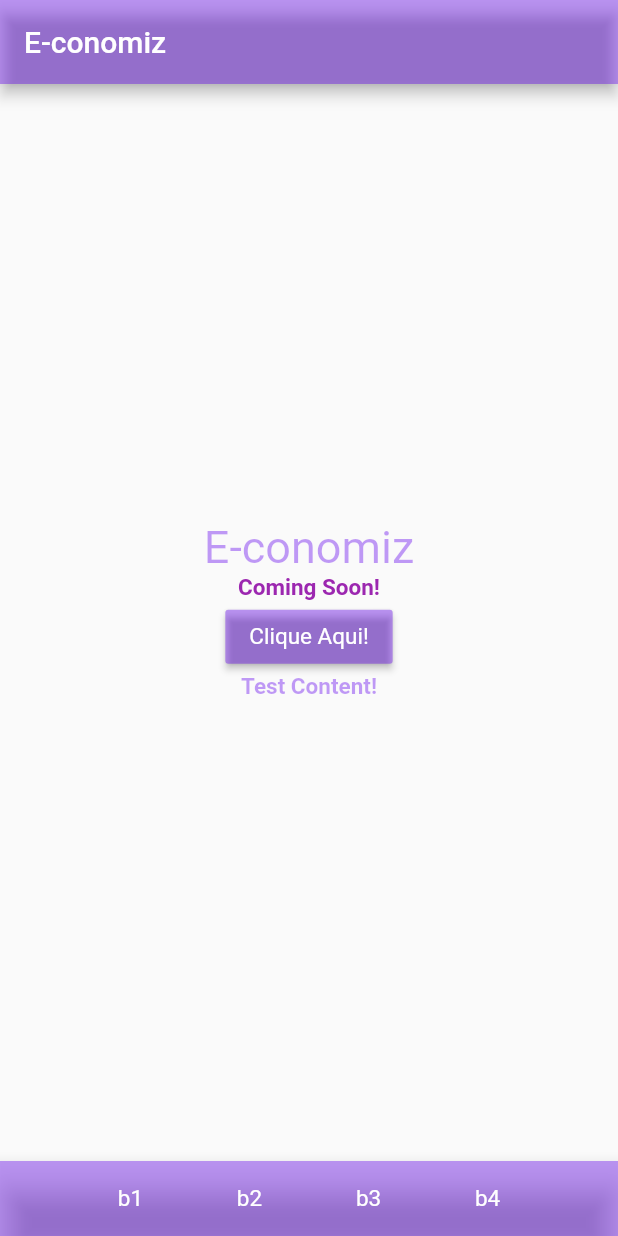
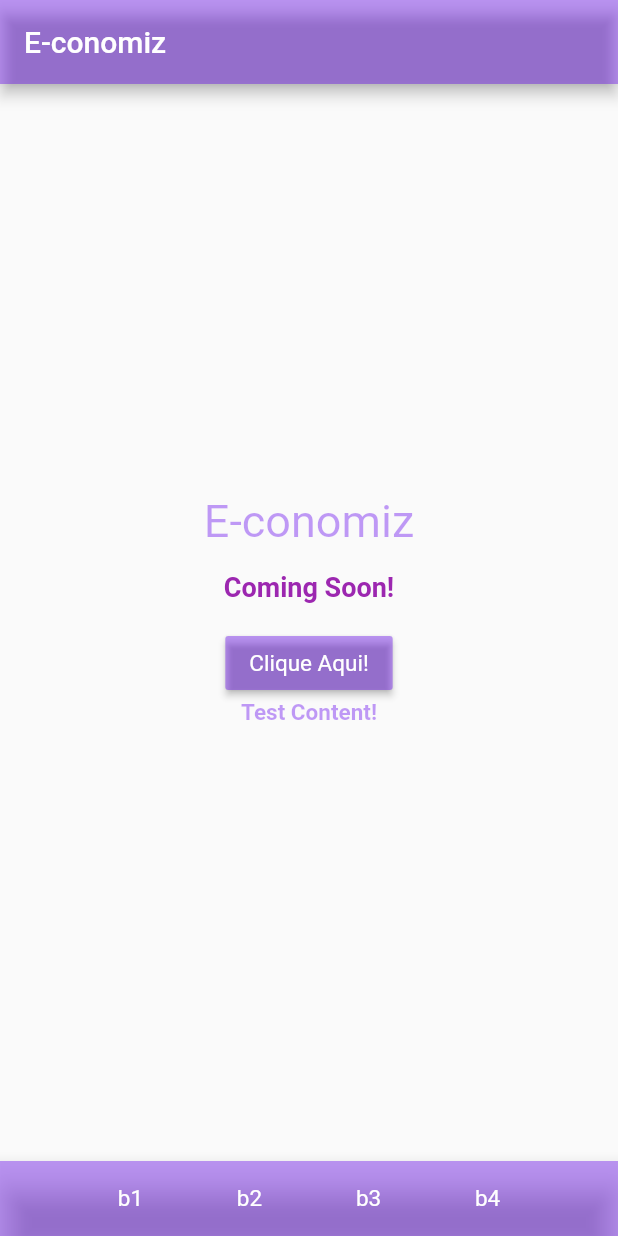
Before and after one commit to GuiQRSM/E-conomiz, a Flutter app: the screen it shows after launch, on a phone screen of 412 x 824 dp. Run offline on Flutter 3.47's test engine with Material 2 defaults, Android fonts, the phone set to English and light mode, and no system bars.

Commit message:
Implements two Padding() classes to the body.

```diff
--- a/lib/HomeStateFul.dart
+++ b/lib/HomeStateFul.dart
@@ -52,18 +52,23 @@ class _HomeStateFulState extends State<HomeStateFul> {
                   color: primeColor,
                 ),
               ),
+          Padding(
+          padding: EdgeInsets.only(bottom: 16),
+            //child: Image(image: ""),
+          ),
               GestureDetector(
-                onTap: (){print("Clique Unico!");},
-                onDoubleTap: (){print("Dois cliques!");},
                 onLongPress: (){print("Clique longo!");},
                 child: Text(
                   "Coming Soon!",
                   style: TextStyle(
-                    fontSize: 15,
+                    fontSize: 18,
                     fontWeight: FontWeight.w700,
                     color: Colors.purple,
                   ),
                 ),
+              ),
+              Padding(
+                padding: EdgeInsets.only(top: 16),
               ),
               RaisedButton(
                 onPressed: _callContent,
```
